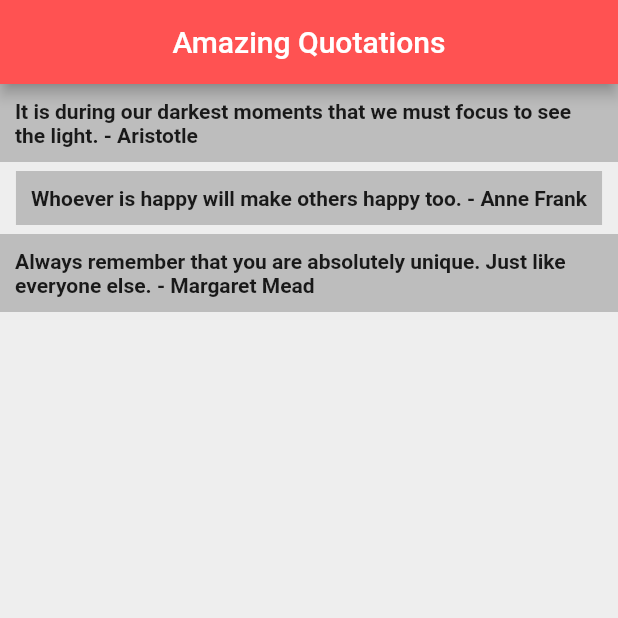
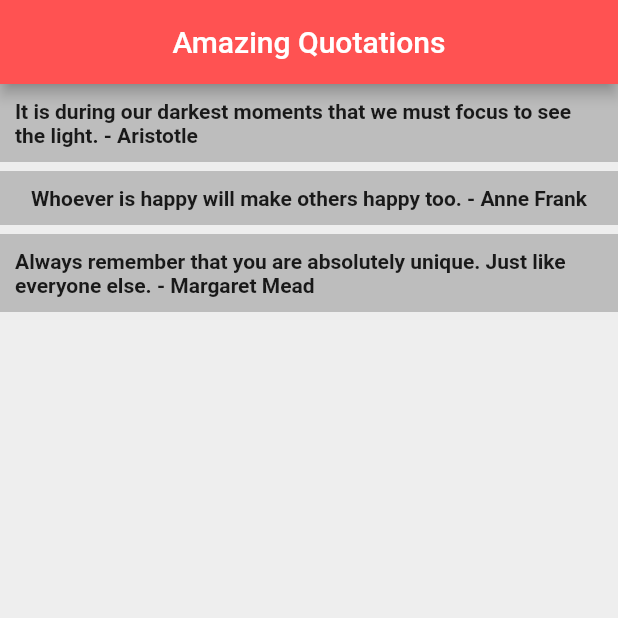
Before and after one commit to Um-e-Hani/FlutterQuotesApp, a Flutter app: the screen it shows after launch, on a phone screen of 412 x 824 dp, the top half of it. Run offline on Flutter 3.47's test engine with Material 2 defaults, Android fonts, the phone set to English and light mode, and no system bars.

```diff
--- a/lib/main.dart
+++ b/lib/main.dart
@@ -34,10 +34,11 @@ class _QuoteListState extends State<QuoteList> {
                     Container(
                         padding: EdgeInsets.all(10.0),
                         color: Colors.grey[400],
-                        child: Text(
+                        child: Center(
+                            child: Text(
                           "${quote.text} - ${quote.author}",
                           style: TextStyle(fontWeight: FontWeight.bold),
-                        )),
+                        ))),
                     SizedBox(
                       height: 1.0,
                     ),
```
Also changed, not shown: 1 other file.
